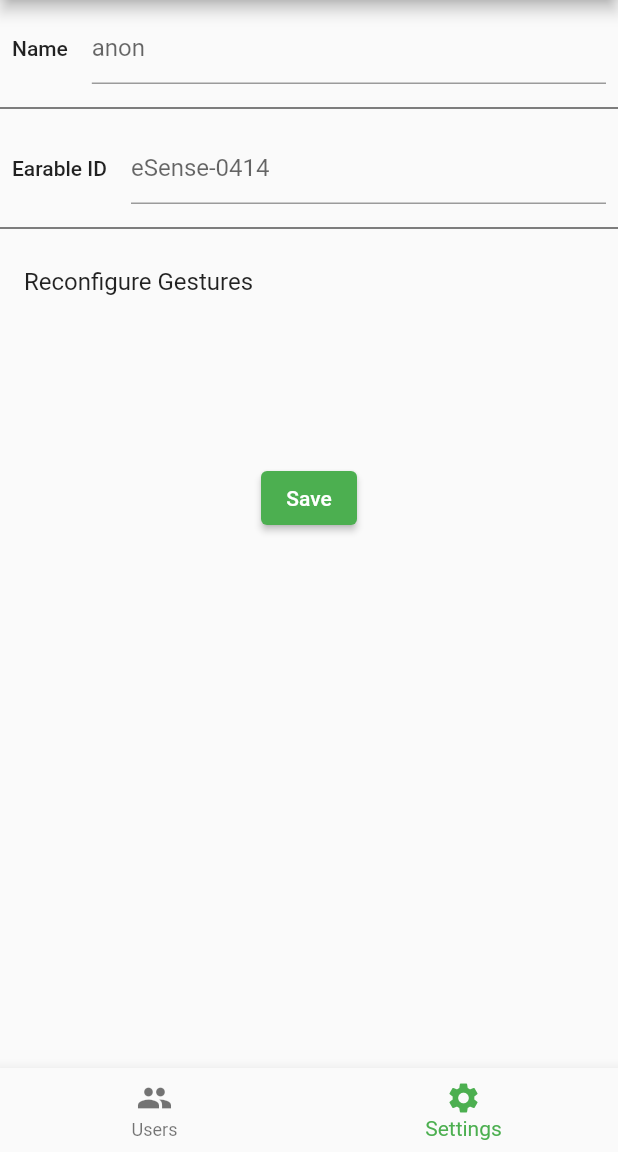
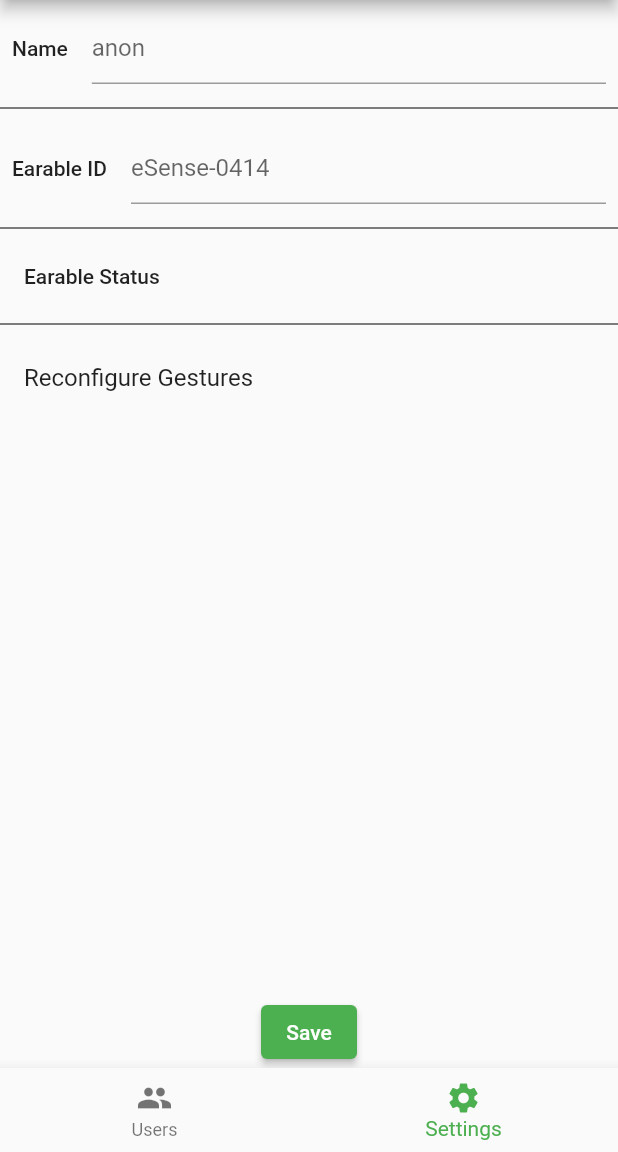
Before and after one commit to gsailer/pngme, a Flutter app: the SessionScreen screen opened by its route, item 2 of the bottom bar chosen, on a phone screen of 412 x 824 dp, the part 84-1236 px from its top. Run offline on Flutter 3.47's test engine with Material 2 defaults, Android fonts, the phone set to English and light mode, and no system bars; our stand-ins replace audioplayers; missing offline and left inert: esense_flutter, stats.

```diff
--- a/app/lib/providers/session_state.dart
+++ b/app/lib/providers/session_state.dart
@@ -97,6 +97,8 @@
     notifyListeners();
   }
 
+  User userByID(String id) => users.where((user) => user.id == id).first;
+
   @override
   void dispose() {
     subscription.cancel();
--- a/app/lib/screens/gestures.dart
+++ b/app/lib/screens/gestures.dart
@@ -1,5 +1,4 @@
 import 'package:app/providers/earable.dart';
-import 'package:app/providers/session_state.dart';
 import 'package:flutter/material.dart';
 import 'package:provider/provider.dart';
 
@@ -91,7 +90,7 @@
           SizedBox(height: 16.0),
           TextButton(
             onPressed: () {
-                Navigator.of(context).pushReplacementNamed('/join');
+              Navigator.of(context).pushReplacementNamed('/join');
             },
             child: Text("Done"),
           ),
--- a/app/lib/screens/session.dart
+++ b/app/lib/screens/session.dart
@@ -1,4 +1,3 @@
-import 'package:app/providers/earable.dart';
 import 'package:app/providers/session_state.dart';
 import 'package:app/screens/settings.dart';
 import 'package:flutter/cupertino.dart';
@@ -8,21 +7,6 @@
 
 class SessionScreen extends StatelessWidget {
   static List<Widget> _widgetOptions = <Widget>[UserPage(), SettingsPage()];
-
-  Future<Widget> _pongHandler(BuildContext context) async {
-    Future<void> handlePong(sessionState) async {
-      print("Pong process triggered");
-      Provider.of<EarableState>(context, listen: false).classifyGesture().then(
-          (response) => Provider.of<SessionState>(context, listen: false)
-              .sendPong(sessionState.toPong, response));
-    }
-
-    SessionState sessionState = Provider.of<SessionState>(context);
-    if (sessionState.requiresPong) {
-      handlePong(sessionState);
-    }
-    return Container(width: 0, height: 0);
-  }
 
   @override
   Widget build(BuildContext context) {
@@ -44,28 +28,7 @@
         currentIndex: Provider.of<SessionState>(context).selectedIndex,
         onTap: Provider.of<SessionState>(context, listen: false).setIndex,
       ),
-      body: Column(children: [
-        Expanded(
-            child: _widgetOptions[
-                Provider.of<SessionState>(context).selectedIndex]),
-        Expanded(
-          child: FutureBuilder(
-              future: _pongHandler(context),
-              builder: (context, snapshot) {
-                if (snapshot.connectionState == ConnectionState.none) {
-                  return Container(width: 0, height: 0);
-                }
-                if (snapshot.connectionState == ConnectionState.waiting) {
-                  return Container(width: 0, height: 0);
-                } else {
-                  if (snapshot.hasError)
-                    return Container(width: 0, height: 0);
-                  else
-                    return snapshot.data;
-                }
-              }),
-        ),
-      ]),
+      body: _widgetOptions[Provider.of<SessionState>(context).selectedIndex],
     );
   }
 }
--- a/app/lib/screens/settings.dart
+++ b/app/lib/screens/settings.dart
@@ -56,6 +56,32 @@
           Divider(
             color: Colors.black,
           ),
+          Padding(
+            padding: const EdgeInsets.all(8.0),
+            child: Row(
+              children: [
+                Padding(
+                  padding: const EdgeInsets.all(8.0),
+                  child: Text("Earable Status",
+                      style: Theme.of(context).textTheme.bodyText1),
+                ),
+                SizedBox(width: 16),
+                Expanded(
+                  child: Padding(
+                    padding: const EdgeInsets.only(right: 8.0),
+                    child: Text(
+                      Provider.of<EarableState>(context).deviceStatus,
+                      style: Theme.of(context).textTheme.bodyText1,
+                      textAlign: TextAlign.end,
+                    ),
+                  ),
+                ),
+              ],
+            ),
+          ),
+          Divider(
+            color: Colors.black,
+          ),
           ListTile(
             title: Text(
               "Reconfigure Gestures",
```
Also changed, not shown: app/lib/providers/earable.dart (+5 -5 lines), app/lib/screens/users.dart (+59 -5 lines), app/lib/widgets/pong.dart (+14 -2 lines).
